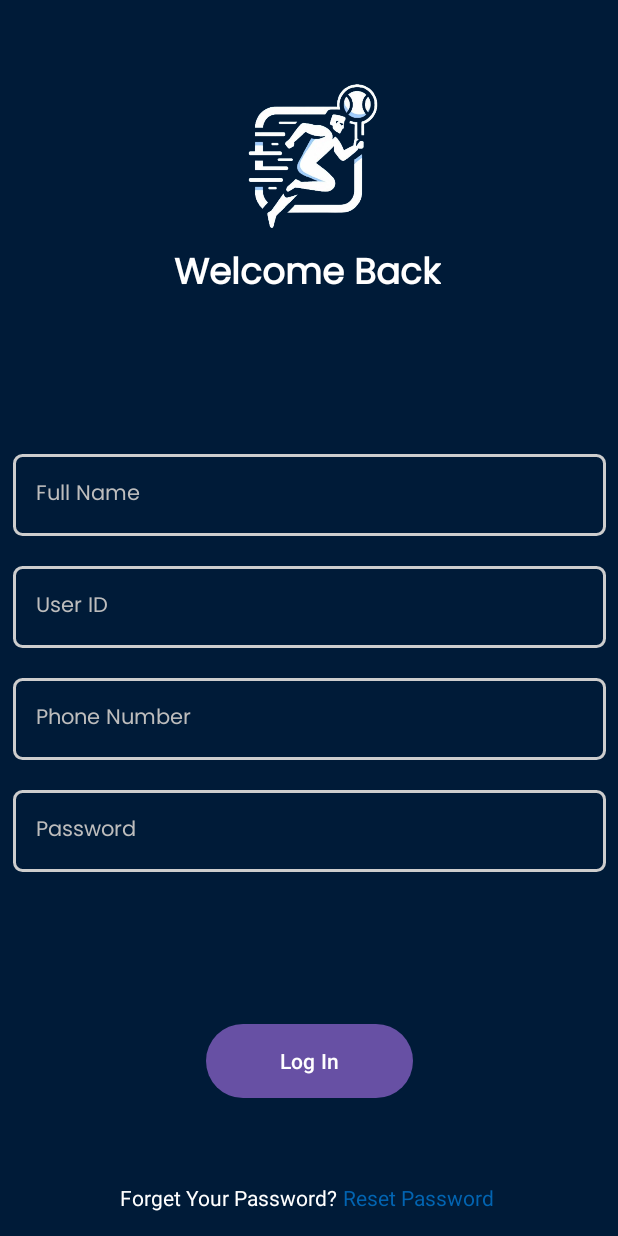
After one commit to noradodev/sportily, an Android app: the AdminLog screen opened directly, with no data from a screen before it, on a phone screen of 412 x 824 dp. The commit adds this screen. Run offline under Robolectric (Android 15) with nearby library versions, the phone set to English and light mode, and no system bars.

Commit message:
admin_log_in

```diff
--- a/app/src/main/AndroidManifest.xml
+++ b/app/src/main/AndroidManifest.xml
@@ -12,6 +12,9 @@
         android:supportsRtl="true"
         android:theme="@style/Theme.SpotilyApp"
         tools:targetApi="31">
+        <activity
+            android:name=".ui.activities.AdminLog"
+            android:exported="false" />
         <activity
             android:name=".ui.activities.RegisterActivity"
             android:exported="false" />
--- /dev/null
+++ b/app/src/main/java/com/rado/spotilyapp/ui/activities/AdminLog.java
@@ -0,0 +1,22 @@
+package com.rado.spotilyapp.ui.activities;
+
+import androidx.appcompat.app.AppCompatActivity;
+
+import android.os.Bundle;
+
+import android.view.View;
+import android.widget.Button;
+import android.widget.EditText;
+import android.widget.Toast;
+
+import com.rado.spotilyapp.DatabaseHelper;
+import com.rado.spotilyapp.R;
+
+public class AdminLog extends AppCompatActivity {
+
+    @Override
+    protected void onCreate(Bundle savedInstanceState) {
+        super.onCreate(savedInstanceState);
+        setContentView(R.layout.activity_admin_log);
+    }
+}
--- /dev/null
+++ b/app/src/main/res/layout/activity_admin_log.xml
@@ -0,0 +1,154 @@
+<?xml version="1.0" encoding="utf-8"?>
+<androidx.constraintlayout.widget.ConstraintLayout xmlns:android="http://schemas.android.com/apk/res/android"
+    xmlns:app="http://schemas.android.com/apk/res-auto"
+    xmlns:tools="http://schemas.android.com/tools"
+    android:id="@+id/AdminLogin"
+    android:layout_width="match_parent"
+    android:layout_height="match_parent"
+    android:background="#001B38"
+    tools:context=".ui.activities.AdminLog">
+
+    <ImageView
+        android:id="@+id/imageView3"
+        android:layout_width="182dp"
+        android:layout_height="142dp"
+        android:layout_marginTop="32dp"
+        app:layout_constraintEnd_toEndOf="parent"
+        app:layout_constraintHorizontal_bias="0.497"
+        app:layout_constraintStart_toStartOf="parent"
+        app:layout_constraintTop_toTopOf="parent"
+        app:srcCompat="@drawable/logo"
+        tools:srcCompat="@drawable/logo" />
+
+    <TextView
+        android:id="@+id/txtwelcome"
+        android:layout_width="wrap_content"
+        android:layout_height="wrap_content"
+        android:layout_marginTop="163dp"
+        android:fontFamily="@font/poppins"
+        android:text="Welcome Back"
+        android:textAlignment="center"
+        android:textColor="#FFFFFF"
+        android:textSize="24sp"
+        android:textStyle="bold"
+        app:flow_horizontalAlign="center"
+        app:flow_verticalAlign="center"
+        app:layout_constraintEnd_toEndOf="parent"
+        app:layout_constraintHorizontal_bias="0.497"
+        app:layout_constraintStart_toStartOf="parent"
+        app:layout_constraintTop_toTopOf="parent" />
+
+    <LinearLayout
+        android:layout_width="395dp"
+        android:layout_height="353dp"
+        android:orientation="vertical"
+        app:layout_constraintBottom_toBottomOf="parent"
+        app:layout_constraintEnd_toEndOf="parent"
+        app:layout_constraintStart_toStartOf="parent"
+        app:layout_constraintTop_toTopOf="parent"
+        app:layout_constraintVertical_bias="0.558">
+
+        <EditText
+            android:id="@+id/txtNameAd"
+            android:layout_width="match_parent"
+            android:layout_height="wrap_content"
+            android:layout_marginTop="40dp"
+            android:layout_marginBottom="10dp"
+            android:background="@drawable/form_border"
+            android:ems="10"
+            android:fontFamily="@font/poppins"
+            android:hint="Full Name"
+            android:inputType="text"
+            android:padding="15dp"
+            android:textColor="@color/white"
+            android:textColorHint="#BDBDBD"
+            android:textSize="14sp" />
+
+        <EditText
+            android:id="@+id/txtIdad"
+            android:layout_width="match_parent"
+            android:layout_height="wrap_content"
+            android:layout_marginTop="10dp"
+            android:layout_marginBottom="10dp"
+            android:background="@drawable/form_border"
+            android:ems="10"
+            android:fontFamily="@font/poppins"
+            android:hint="User ID"
+            android:inputType="text"
+            android:padding="15dp"
+            android:textColor="@color/white"
+            android:textColorHint="#BDBDBD"
+            android:textSize="14sp" />
+
+        <EditText
+            android:id="@+id/txtAd_pw"
+            android:layout_width="match_parent"
+            android:layout_height="wrap_content"
+            android:layout_marginTop="10dp"
+            android:layout_marginBottom="10dp"
+            android:background="@drawable/form_border"
+            android:ems="10"
+            android:fontFamily="@font/poppins"
+            android:hint="Phone Number"
+            android:inputType="text"
+            android:padding="15dp"
+            android:textColor="@color/white"
+            android:textColorHint="#BDBDBD"
+            android:textSize="14sp" />
+
+        <EditText
+            android:layout_width="match_parent"
+            android:layout_height="wrap_content"
+            android:layout_marginTop="10dp"
+            android:layout_marginBottom="10dp"
+            android:background="@drawable/form_border"
+            android:ems="10"
+            android:fontFamily="@font/poppins"
+            android:hint="Password"
+            android:inputType="text"
+            android:padding="15dp"
+            android:textColor="@color/white"
+            android:textColorHint="#BDBDBD"
+            android:textSize="14sp" />
+
+    </LinearLayout>
+
+    <TextView
+        android:id="@+id/txtForgetpw"
+        android:layout_width="wrap_content"
+        android:layout_height="wrap_content"
+        android:layout_marginBottom="16dp"
+        android:text="Forget Your Password?"
+        android:textColor="@color/white"
+        app:layout_constraintBottom_toBottomOf="parent"
+        app:layout_constraintEnd_toEndOf="parent"
+        app:layout_constraintHorizontal_bias="0.3"
+        app:layout_constraintStart_toStartOf="parent" />
+
+    <TextView
+        android:id="@+id/txtHere"
+        android:layout_width="wrap_content"
+        android:layout_height="wrap_content"
+        android:layout_marginStart="4dp"
+        android:layout_marginBottom="16dp"
+        android:text="Reset Password"
+        android:textColor="#0264B1"
+        app:layout_constraintBottom_toBottomOf="parent"
+        app:layout_constraintStart_toEndOf="@+id/txtForgetpw" />
+
+    <Button
+        android:id="@+id/button2"
+        android:layout_width="138dp"
+        android:layout_height="57dp"
+        android:layout_marginBottom="88dp"
+        android:text="Log In"
+        android:textAlignment="center"
+        android:textColor="#FFFFFF"
+        android:textColorHighlight="#F68934"
+        android:textColorHint="#F68934"
+        android:textColorLink="#F68934"
+        app:layout_constraintBottom_toBottomOf="parent"
+        app:layout_constraintEnd_toEndOf="parent"
+        app:layout_constraintStart_toStartOf="parent" />
+
+</androidx.constraintlayout.widget.ConstraintLayout>
--- a/app/src/main/res/layout/activity_register.xml
+++ b/app/src/main/res/layout/activity_register.xml
@@ -133,17 +133,16 @@
 
     <Button
         android:id="@+id/button"
-        android:layout_width="0dp"
-        android:layout_height="wrap_content"
-        android:layout_marginTop="52dp"
+        android:layout_width="162dp"
+        android:layout_height="46dp"
+        android:layout_marginTop="48dp"
+        android:background="@drawable/btn_radius"
+        android:clickable="true"
+        android:focusable="true"
         android:fontFamily="@font/poppins"
         android:padding="10dp"
         android:text="Register"
-        android:clickable="true"
-        android:focusable="true"
-        android:background="@drawable/btn_radius"
         app:layout_constraintEnd_toEndOf="@+id/confirmPassword"
-        app:layout_constraintHorizontal_bias="0.7"
         app:layout_constraintStart_toStartOf="@+id/confirmPassword"
         app:layout_constraintTop_toBottomOf="@+id/confirmPassword" />
 
--- a/app/src/main/res/values/strings.xml
+++ b/app/src/main/res/values/strings.xml
@@ -1,3 +1,5 @@
 <resources>
     <string name="app_name">SpotilyApp</string>
+    <!-- TODO: Remove or change this placeholder text -->
+    <string name="hello_blank_fragment">Hello blank fragment</string>
 </resources>
```
